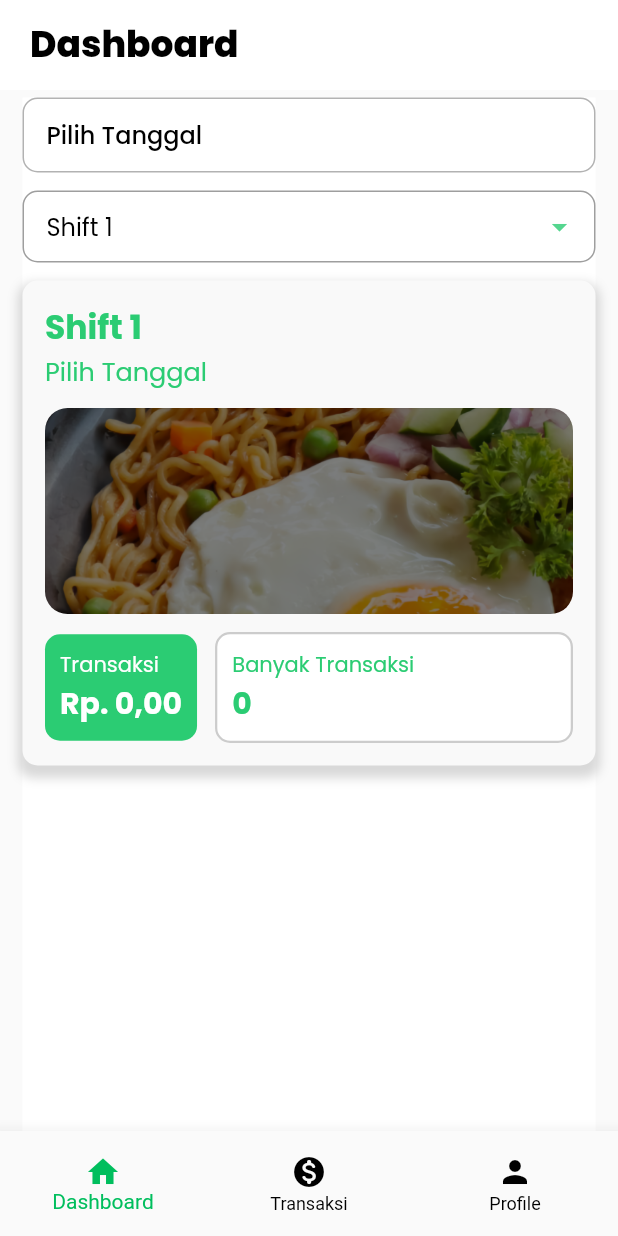
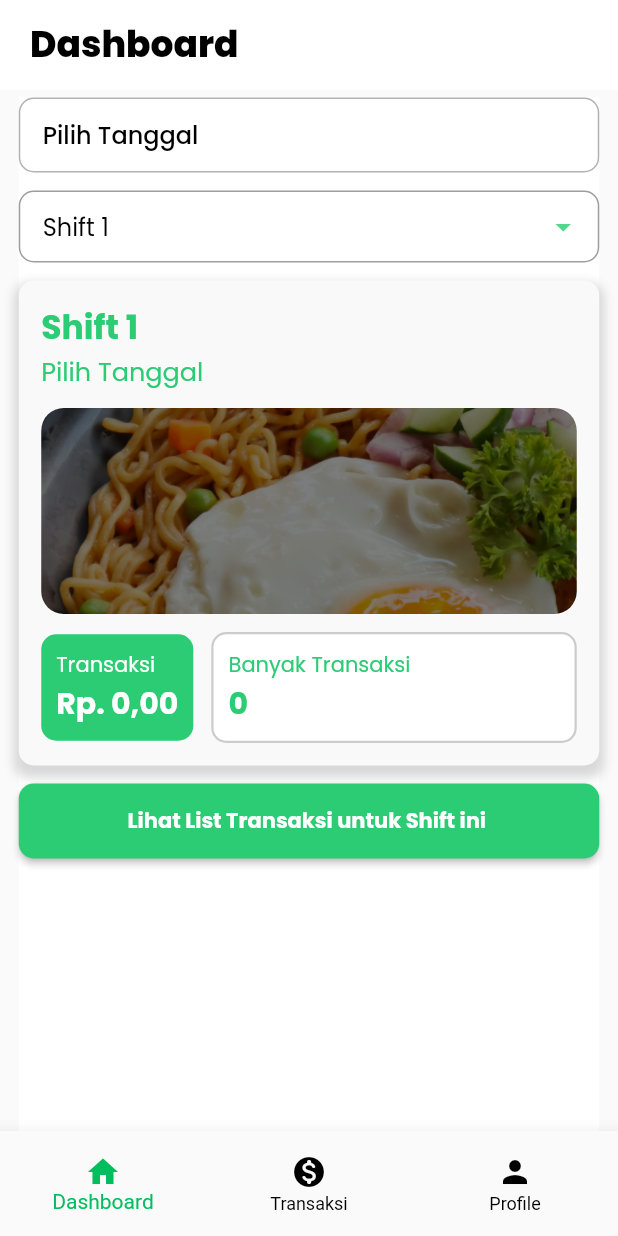
Before and after one commit to PlattenEcho/warmindo-pos, a Flutter app: the MainPage screen opened by its route, on a phone screen of 412 x 824 dp. Run offline on Flutter 3.47's test engine with Material 2 defaults, Android fonts, the phone set to English and light mode, and no system bars; our stand-ins replace flutter_bloc, google_fonts, shared_preferences, supabase_flutter; missing offline and left inert: encrypt; accounts and stored records are empty.

Commit message:
pilih tanggal/shift + navigation (belum fix)

```diff
--- a/lib/services/auth.dart
+++ b/lib/services/auth.dart
@@ -36,7 +36,10 @@ Future<void> authenticateUser(
 
         Navigator.pushReplacement(
           context,
-          MaterialPageRoute(builder: (context) => const MainPage()),
+          MaterialPageRoute(
+              builder: (context) => const MainPage(
+                    pageIndex: 0,
+                  )),
         );
       } else {
         showToast(context, "Username atau Password yang anda masukkan salah");
--- a/lib/services/shared_preferences.dart
+++ b/lib/services/shared_preferences.dart
@@ -6,14 +6,12 @@ import '../model/pengguna.dart';
 class UserPreferences {
   static const String _key = 'user';
 
-  // Fungsi untuk menyimpan informasi pengguna ke SharedPreferences
   static Future<void> saveUser(Pengguna user) async {
     final SharedPreferences prefs = await SharedPreferences.getInstance();
     final String userJson = jsonEncode(user.toMap());
     prefs.setString(_key, userJson);
   }
 
-  // Fungsi untuk mendapatkan informasi pengguna dari SharedPreferences
   static Future<Pengguna?> getUser() async {
     final SharedPreferences prefs = await SharedPreferences.getInstance();
     final String? userJson = prefs.getString(_key);
@@ -26,7 +24,6 @@ class UserPreferences {
     }
   }
 
-  // Fungsi untuk menghapus informasi pengguna dari SharedPreferences
   static Future<void> clearUser() async {
     final SharedPreferences prefs = await SharedPreferences.getInstance();
     prefs.remove(_key);
--- a/lib/ui/pages/dashboard_page.dart
+++ b/lib/ui/pages/dashboard_page.dart
@@ -1,6 +1,7 @@
 import 'package:flutter/material.dart';
 import 'package:intl/intl.dart';
 import 'package:supabase_flutter/supabase_flutter.dart';
+import 'package:warmindo_pos/ui/pages/main_page.dart';
 import 'package:warmindo_pos/ui/shared/gaps.dart';
 import 'package:warmindo_pos/ui/shared/theme.dart';
 
@@ -42,13 +43,15 @@ class _DashboardPageState extends State<DashboardPage> {
     final count = res.count;
     int harga = 0;
     int totalHarga = 0;
+    int diskon = 0;
     setState(() {
       transaksiData = data;
       countTransaksi = count;
 
       for (var i = 0; i < count; i++) {
         harga = transaksiData[i]['total'];
-        totalHarga = totalHarga + harga;
+        diskon = transaksiData[i]['totaldiskon'];
+        totalHarga = totalHarga + (harga - diskon);
       }
 
       hargaRp = NumberFormat.currency(
@@ -65,7 +68,7 @@ class _DashboardPageState extends State<DashboardPage> {
   Widget build(BuildContext context) {
     return Container(
         color: kWhiteColor,
-        margin: const EdgeInsets.only(top: 5, left: 15, right: 15),
+        margin: const EdgeInsets.only(top: 5, left: 12.5, right: 12.5),
         child: Column(
           crossAxisAlignment: CrossAxisAlignment.start,
           children: [
@@ -242,6 +245,25 @@ class _DashboardPageState extends State<DashboardPage> {
                 ],
               ),
             ),
+            gapH12,
+            ElevatedButton(
+              style: ButtonStyle(
+                  shape: MaterialStateProperty.all<RoundedRectangleBorder>(
+                      RoundedRectangleBorder(
+                    borderRadius: BorderRadius.circular(10.0),
+                  )),
+                  backgroundColor: MaterialStateProperty.all(kGreenColor),
+                  minimumSize: const MaterialStatePropertyAll(
+                      Size(double.infinity, 50))),
+              child: Text("Lihat List Transaksi untuk Shift ini ",
+                  style: whiteTextStyle.copyWith(fontWeight: bold)),
+              onPressed: () {
+                Navigator.pushReplacement(
+                    context,
+                    MaterialPageRoute(
+                        builder: (context) => MainPage(pageIndex: 1)));
+              },
+            ),
           ],
         ));
   }
--- a/lib/ui/pages/main_page.dart
+++ b/lib/ui/pages/main_page.dart
@@ -5,14 +5,26 @@ import 'package:warmindo_pos/ui/pages/transaksi_page.dart';
 import 'package:warmindo_pos/ui/shared/theme.dart';
 
 class MainPage extends StatefulWidget {
-  const MainPage({super.key});
+  final int pageIndex;
+  const MainPage({
+    super.key,
+    required this.pageIndex,
+  });
 
   @override
   State<MainPage> createState() => _MainPageState();
 }
 
 class _MainPageState extends State<MainPage> {
+  DateTime tanggal = DateTime.now();
   int _selectedIndex = 0;
+
+  @override
+  void initState() {
+    super.initState();
+    _selectedIndex = widget.pageIndex;
+  }
+
   void _onItemTapped(int index) {
     setState(() {
       _selectedIndex = index;
```
Also changed, not shown: lib/main.dart (+10 -2 lines), lib/ui/pages/transaksi_page.dart (+36 -30 lines).
